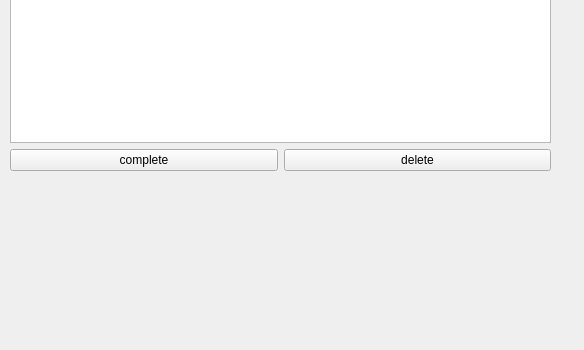
First picture: the form in ToDoList/mainwindow.ui, repository aridjouafi-alt/ToDoList, before the edit; both pictures show x 0 to 584 and y 250 to 600 of the 800 by 600 pixel window.
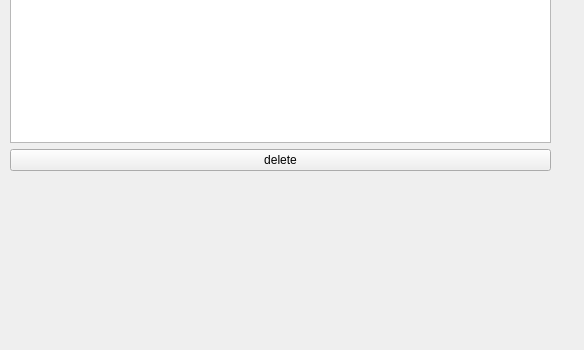
Second picture: the form after the edit.

Diff of the .ui file:
```diff
--- a/ToDoList/mainwindow.ui
+++ b/ToDoList/mainwindow.ui
@@ -14,7 +14,7 @@
    <string>MainWindow</string>
   </property>
   <widget class="QWidget" name="centralwidget">
-   <widget class="QWidget" name="">
+   <widget class="QWidget" name="layoutWidget">
     <property name="geometry">
      <rect>
       <x>10</x>
@@ -71,13 +71,6 @@
      </item>
      <item>
       <layout class="QHBoxLayout" name="horizontalLayout_2">
-       <item>
-        <widget class="QPushButton" name="pushButton_2">
-         <property name="text">
-          <string>complete</string>
-         </property>
-        </widget>
-       </item>
        <item>
         <widget class="QPushButton" name="pushButton_4">
          <property name="text">
```
